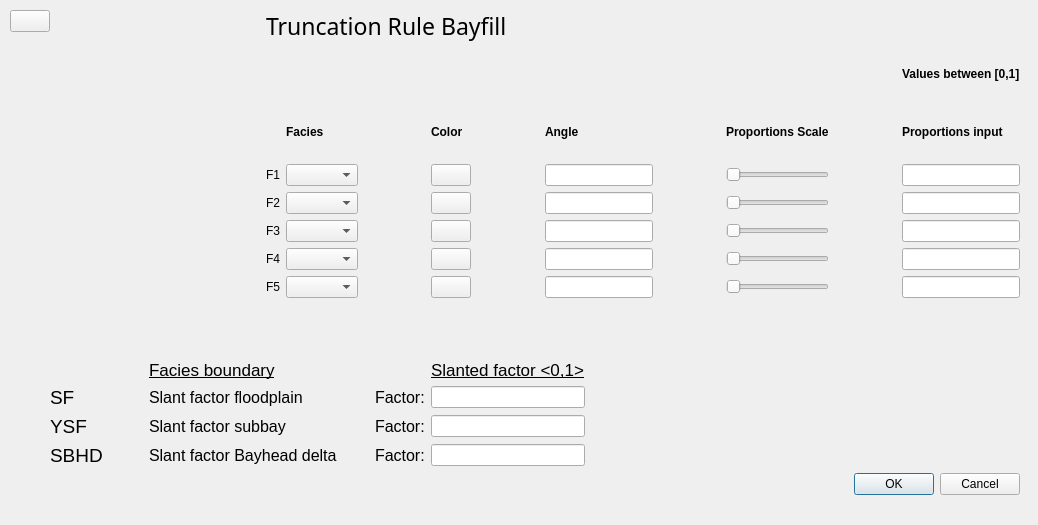
The window that ui/TruncRuleTypeBayfill.ui (equinor/APS-Facies) describes before a commit, drawn with Qt 5.
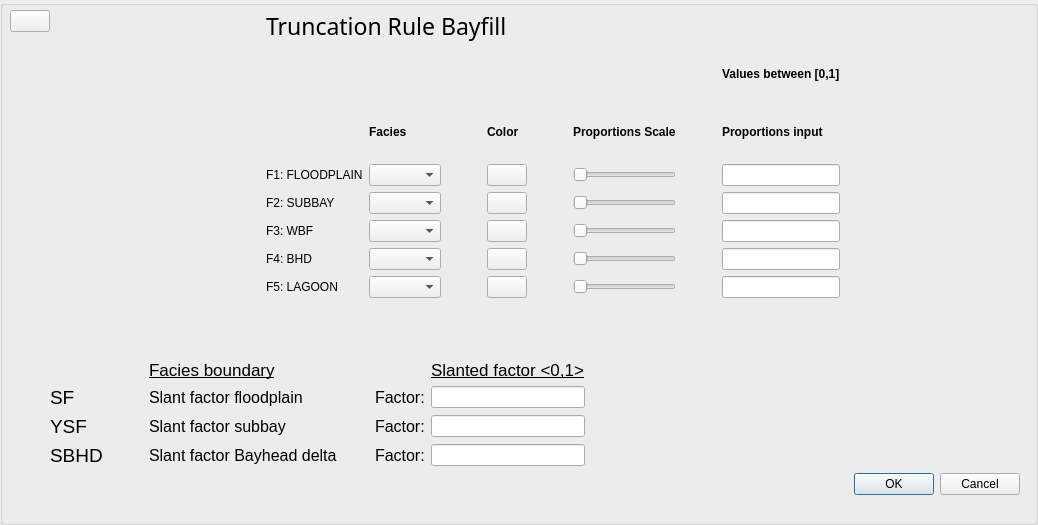
The same window after the commit. Custom widgets are drawn as their Qt base class.

Commit message: Oppdatert widgets med ny layout og små fix

```diff
--- a/ui/TruncRuleTypeBayfill.ui
+++ b/ui/TruncRuleTypeBayfill.ui
@@ -1,7 +1,7 @@
 <?xml version="1.0" encoding="UTF-8"?>
 <ui version="4.0">
  <class>Form</class>
- <widget class="QForm" name="Form">
+ <widget class="KButtonGroup" name="Form">
   <property name="geometry">
    <rect>
     <x>0</x>
@@ -26,6 +26,492 @@
     <property name="fieldGrowthPolicy">
      <enum>QFormLayout::AllNonFixedFieldsGrow</enum>
     </property>
+    <item row="0" column="0">
+     <layout class="QFormLayout" name="formLayout">
+      <item row="0" column="0">
+       <widget class="KIconButton" name="Bayfill_TruncIcon_kiconbutton"/>
+      </item>
+      <item row="0" column="1">
+       <widget class="QLabel" name="TruncationRuleBayfill_label">
+        <property name="font">
+         <font>
+          <family>Abyssinica SIL</family>
+          <pointsize>17</pointsize>
+          <weight>50</weight>
+          <bold>false</bold>
+         </font>
+        </property>
+        <property name="text">
+         <string>Truncation Rule Bayfill</string>
+        </property>
+       </widget>
+      </item>
+      <item row="1" column="0">
+       <widget class="KPlotWidget" name="BayfillTuncRule_kplotwidget">
+        <property name="minimumSize">
+         <size>
+          <width>250</width>
+          <height>250</height>
+         </size>
+        </property>
+        <property name="backgroundColor" stdset="0">
+         <color>
+          <red>255</red>
+          <green>255</green>
+          <blue>255</blue>
+         </color>
+        </property>
+        <property name="foregroundColor" stdset="0">
+         <color>
+          <red>0</red>
+          <green>0</green>
+          <blue>0</blue>
+         </color>
+        </property>
+       </widget>
+      </item>
+      <item row="2" column="0">
+       <spacer name="verticalSpacer_2">
+        <property name="orientation">
+         <enum>Qt::Vertical</enum>
+        </property>
+        <property name="sizeHint" stdset="0">
+         <size>
+          <width>20</width>
+          <height>40</height>
+         </size>
+        </property>
+       </spacer>
+      </item>
+      <item row="1" column="1">
+       <layout class="QGridLayout" name="gridLayout">
+        <item row="3" column="0">
+         <widget class="QLabel" name="F1_label">
+          <property name="text">
+           <string>F1: FLOODPLAIN</string>
+          </property>
+         </widget>
+        </item>
+        <item row="4" column="1">
+         <widget class="KComboBox" name="F2_kcombobox"/>
+        </item>
+        <item row="5" column="1">
+         <widget class="KComboBox" name="F3_kcombobox"/>
+        </item>
+        <item row="4" column="2">
+         <spacer name="horizontalSpacer_9">
+          <property name="orientation">
+           <enum>Qt::Horizontal</enum>
+          </property>
+          <property name="sizeHint" stdset="0">
+           <size>
+            <width>40</width>
+            <height>20</height>
+           </size>
+          </property>
+         </spacer>
+        </item>
+        <item row="3" column="6">
+         <spacer name="horizontalSpacer_8">
+          <property name="orientation">
+           <enum>Qt::Horizontal</enum>
+          </property>
+          <property name="sizeHint" stdset="0">
+           <size>
+            <width>40</width>
+            <height>20</height>
+           </size>
+          </property>
+         </spacer>
+        </item>
+        <item row="4" column="6">
+         <spacer name="horizontalSpacer_12">
+          <property name="orientation">
+           <enum>Qt::Horizontal</enum>
+          </property>
+          <property name="sizeHint" stdset="0">
+           <size>
+            <width>40</width>
+            <height>20</height>
+           </size>
+          </property>
+         </spacer>
+        </item>
+        <item row="4" column="0">
+         <widget class="QLabel" name="F2_label">
+          <property name="text">
+           <string>F2: SUBBAY</string>
+          </property>
+         </widget>
+        </item>
+        <item row="4" column="7">
+         <widget class="QLineEdit" name="F2_Prop_lineEdit_2"/>
+        </item>
+        <item row="7" column="4">
+         <spacer name="horizontalSpacer_23">
+          <property name="orientation">
+           <enum>Qt::Horizontal</enum>
+          </property>
+          <property name="sizeHint" stdset="0">
+           <size>
+            <width>40</width>
+            <height>20</height>
+           </size>
+          </property>
+         </spacer>
+        </item>
+        <item row="2" column="4">
+         <spacer name="horizontalSpacer_3">
+          <property name="orientation">
+           <enum>Qt::Horizontal</enum>
+          </property>
+          <property name="sizeType">
+           <enum>QSizePolicy::Preferred</enum>
+          </property>
+          <property name="sizeHint" stdset="0">
+           <size>
+            <width>30</width>
+            <height>20</height>
+           </size>
+          </property>
+         </spacer>
+        </item>
+        <item row="6" column="2">
+         <spacer name="horizontalSpacer_17">
+          <property name="orientation">
+           <enum>Qt::Horizontal</enum>
+          </property>
+          <property name="sizeHint" stdset="0">
+           <size>
+            <width>40</width>
+            <height>20</height>
+           </size>
+          </property>
+         </spacer>
+        </item>
+        <item row="2" column="3">
+         <widget class="QLabel" name="label_3">
+          <property name="font">
+           <font>
+            <weight>75</weight>
+            <bold>true</bold>
+           </font>
+          </property>
+          <property name="text">
+           <string>Color</string>
+          </property>
+         </widget>
+        </item>
+        <item row="5" column="4">
+         <spacer name="horizontalSpacer_15">
+          <property name="orientation">
+           <enum>Qt::Horizontal</enum>
+          </property>
+          <property name="sizeHint" stdset="0">
+           <size>
+            <width>40</width>
+            <height>20</height>
+           </size>
+          </property>
+         </spacer>
+        </item>
+        <item row="5" column="5">
+         <widget class="QSlider" name="F3_horizontalSlider">
+          <property name="orientation">
+           <enum>Qt::Horizontal</enum>
+          </property>
+         </widget>
+        </item>
+        <item row="3" column="1">
+         <widget class="KComboBox" name="F1_kcombobox"/>
+        </item>
+        <item row="4" column="5">
+         <widget class="QSlider" name="F2_horizontalSlider">
+          <property name="orientation">
+           <enum>Qt::Horizontal</enum>
+          </property>
+         </widget>
+        </item>
+        <item row="5" column="0">
+         <widget class="QLabel" name="F3_label">
+          <property name="text">
+           <string>F3: WBF</string>
+          </property>
+         </widget>
+        </item>
+        <item row="5" column="6">
+         <spacer name="horizontalSpacer_16">
+          <property name="orientation">
+           <enum>Qt::Horizontal</enum>
+          </property>
+          <property name="sizeHint" stdset="0">
+           <size>
+            <width>40</width>
+            <height>20</height>
+           </size>
+          </property>
+         </spacer>
+        </item>
+        <item row="6" column="5">
+         <widget class="QSlider" name="F4_horizontalSlider">
+          <property name="orientation">
+           <enum>Qt::Horizontal</enum>
+          </property>
+         </widget>
+        </item>
+        <item row="3" column="7">
+         <widget class="QLineEdit" name="F1_Prop_lineEdit"/>
+        </item>
+        <item row="5" column="7">
+         <widget class="QLineEdit" name="F3_Prop_lineEdit"/>
+        </item>
+        <item row="3" column="4">
+         <spacer name="horizontalSpacer_7">
+          <property name="orientation">
+           <enum>Qt::Horizontal</enum>
+          </property>
+          <property name="sizeHint" stdset="0">
+           <size>
+            <width>40</width>
+            <height>20</height>
+           </size>
+          </property>
+         </spacer>
+        </item>
+        <item row="6" column="4">
+         <spacer name="horizontalSpacer_19">
+          <property name="orientation">
+           <enum>Qt::Horizontal</enum>
+          </property>
+          <property name="sizeHint" stdset="0">
+           <size>
+            <width>40</width>
+            <height>20</height>
+           </size>
+          </property>
+         </spacer>
+        </item>
+        <item row="7" column="1">
+         <widget class="KComboBox" name="F5_kcombobox"/>
+        </item>
+        <item row="3" column="2">
+         <spacer name="horizontalSpacer_5">
+          <property name="orientation">
+           <enum>Qt::Horizontal</enum>
+          </property>
+          <property name="sizeHint" stdset="0">
+           <size>
+            <width>40</width>
+            <height>20</height>
+           </size>
+          </property>
+         </spacer>
+        </item>
+        <item row="3" column="3">
+         <widget class="KColorButton" name="F1_kcolorbutton"/>
+        </item>
+        <item row="7" column="7">
+         <widget class="QLineEdit" name="F5_Prop_lineEdit"/>
+        </item>
+        <item row="7" column="5">
+         <widget class="QSlider" name="F5_horizontalSlider">
+          <property name="orientation">
+           <enum>Qt::Horizontal</enum>
+          </property>
+         </widget>
+        </item>
+        <item row="7" column="6">
+         <spacer name="horizontalSpacer_24">
+          <property name="orientation">
+           <enum>Qt::Horizontal</enum>
+          </property>
+          <property name="sizeHint" stdset="0">
+           <size>
+            <width>40</width>
+            <height>20</height>
+           </size>
+          </property>
+         </spacer>
+        </item>
+        <item row="1" column="7">
+         <widget class="QLabel" name="Valuesbetween_label">
+          <property name="font">
+           <font>
+            <weight>75</weight>
+            <bold>true</bold>
+           </font>
+          </property>
+          <property name="text">
+           <string>Values between [0,1]</string>
+          </property>
+         </widget>
+        </item>
+        <item row="2" column="1">
+         <widget class="QLabel" name="Facies_label_2">
+          <property name="font">
+           <font>
+            <weight>75</weight>
+            <bold>true</bold>
+           </font>
+          </property>
+          <property name="text">
+           <string>Facies</string>
+          </property>
+         </widget>
+        </item>
+        <item row="6" column="6">
+         <spacer name="horizontalSpacer_20">
+          <property name="orientation">
+           <enum>Qt::Horizontal</enum>
+          </property>
+          <property name="sizeHint" stdset="0">
+           <size>
+            <width>40</width>
+            <height>20</height>
+           </size>
+          </property>
+         </spacer>
+        </item>
+        <item row="7" column="2">
+         <spacer name="horizontalSpacer_21">
+          <property name="orientation">
+           <enum>Qt::Horizontal</enum>
+          </property>
+          <property name="sizeHint" stdset="0">
+           <size>
+            <width>40</width>
+            <height>20</height>
+           </size>
+          </property>
+         </spacer>
+        </item>
+        <item row="6" column="1">
+         <widget class="KComboBox" name="F4_kcombobox"/>
+        </item>
+        <item row="2" column="5">
+         <widget class="QLabel" name="Proportions_scale_label">
+          <property name="font">
+           <font>
+            <weight>75</weight>
+            <bold>true</bold>
+           </font>
+          </property>
+          <property name="text">
+           <string>Proportions Scale</string>
+          </property>
+         </widget>
+        </item>
+        <item row="5" column="2">
+         <spacer name="horizontalSpacer_13">
+          <property name="orientation">
+           <enum>Qt::Horizontal</enum>
+          </property>
+          <property name="sizeHint" stdset="0">
+           <size>
+            <width>40</width>
+            <height>20</height>
+           </size>
+          </property>
+         </spacer>
+        </item>
+        <item row="6" column="7">
+         <widget class="QLineEdit" name="F4_Prop_lineEdit"/>
+        </item>
+        <item row="7" column="3">
+         <widget class="KColorButton" name="F5_kcolorbutton"/>
+        </item>
+        <item row="7" column="0">
+         <widget class="QLabel" name="F5_label">
+          <property name="text">
+           <string>F5: LAGOON</string>
+          </property>
+         </widget>
+        </item>
+        <item row="4" column="3">
+         <widget class="KColorButton" name="F2_kcolorbutton"/>
+        </item>
+        <item row="2" column="2">
+         <spacer name="horizontalSpacer_1">
+          <property name="orientation">
+           <enum>Qt::Horizontal</enum>
+          </property>
+          <property name="sizeType">
+           <enum>QSizePolicy::Preferred</enum>
+          </property>
+          <property name="sizeHint" stdset="0">
+           <size>
+            <width>40</width>
+            <height>20</height>
+           </size>
+          </property>
+         </spacer>
+        </item>
+        <item row="2" column="6">
+         <spacer name="horizontalSpacer_4">
+          <property name="orientation">
+           <enum>Qt::Horizontal</enum>
+          </property>
+          <property name="sizeType">
+           <enum>QSizePolicy::Preferred</enum>
+          </property>
+          <property name="sizeHint" stdset="0">
+           <size>
+            <width>30</width>
+            <height>20</height>
+           </size>
+          </property>
+         </spacer>
+        </item>
+        <item row="5" column="3">
+         <widget class="KColorButton" name="F3_kcolorbutton"/>
+        </item>
+        <item row="3" column="5">
+         <widget class="QSlider" name="F1_horizontalSlider">
+          <property name="orientation">
+           <enum>Qt::Horizontal</enum>
+          </property>
+         </widget>
+        </item>
+        <item row="4" column="4">
+         <spacer name="horizontalSpacer_11">
+          <property name="orientation">
+           <enum>Qt::Horizontal</enum>
+          </property>
+          <property name="sizeHint" stdset="0">
+           <size>
+            <width>40</width>
+            <height>20</height>
+           </size>
+          </property>
+         </spacer>
+        </item>
+        <item row="2" column="7">
+         <widget class="QLabel" name="Proportions_input_label">
+          <property name="font">
+           <font>
+            <weight>75</weight>
+            <bold>true</bold>
+           </font>
+          </property>
+          <property name="text">
+           <string>Proportions input</string>
+          </property>
+         </widget>
+        </item>
+        <item row="6" column="3">
+         <widget class="KColorButton" name="F4_kcolorbutton"/>
+        </item>
+        <item row="6" column="0">
+         <widget class="QLabel" name="F4_label">
+          <property name="text">
+           <string>F4: BHD</string>
+          </property>
+         </widget>
+        </item>
+       </layout>
+      </item>
+     </layout>
+    </item>
     <item row="1" column="0">
      <spacer name="verticalSpacer_5">
       <property name="orientation">
@@ -284,601 +770,6 @@
       </property>
      </widget>
     </item>
-    <item row="0" column="0" colspan="2">
-     <layout class="QFormLayout" name="formLayout_4">
-      <item row="0" column="0">
-       <widget class="QPushButton" name="Bayfill_TruncIcon_kiconbutton_2"/>
-      </item>
-      <item row="0" column="1">
-       <widget class="QLabel" name="TruncationRuleBayfill_label_2">
-        <property name="font">
-         <font>
-          <family>Abyssinica SIL</family>
-          <pointsize>17</pointsize>
-          <weight>50</weight>
-          <bold>false</bold>
-         </font>
-        </property>
-        <property name="text">
-         <string>Truncation Rule Bayfill</string>
-        </property>
-       </widget>
-      </item>
-      <item row="1" column="0">
-       <widget class="KPlotWidget" name="BayfillTuncRule_kplotwidget_2">
-        <property name="minimumSize">
-         <size>
-          <width>250</width>
-          <height>250</height>
-         </size>
-        </property>
-        <property name="backgroundColor" stdset="0">
-         <color>
-          <red>255</red>
-          <green>255</green>
-          <blue>255</blue>
-         </color>
-        </property>
-        <property name="foregroundColor" stdset="0">
-         <color>
-          <red>0</red>
-          <green>0</green>
-          <blue>0</blue>
-         </color>
-        </property>
-       </widget>
-      </item>
-      <item row="1" column="1">
-       <layout class="QGridLayout" name="gridLayout_3">
-        <item row="3" column="0">
-         <widget class="QLabel" name="F1_label_2">
-          <property name="text">
-           <string>F1</string>
-          </property>
-         </widget>
-        </item>
-        <item row="3" column="1">
-         <widget class="QComboBox" name="F1_kcombobox_2"/>
-        </item>
-        <item row="3" column="2">
-         <spacer name="horizontalSpacer_28">
-          <property name="orientation">
-           <enum>Qt::Horizontal</enum>
-          </property>
-          <property name="sizeHint" stdset="0">
-           <size>
-            <width>40</width>
-            <height>20</height>
-           </size>
-          </property>
-         </spacer>
-        </item>
-        <item row="3" column="3">
-         <widget class="QPushButton" name="F1_kcolorbutton_2"/>
-        </item>
-        <item row="3" column="4">
-         <spacer name="horizontalSpacer_29">
-          <property name="orientation">
-           <enum>Qt::Horizontal</enum>
-          </property>
-          <property name="sizeHint" stdset="0">
-           <size>
-            <width>40</width>
-            <height>20</height>
-           </size>
-          </property>
-         </spacer>
-        </item>
-        <item row="3" column="5">
-         <widget class="QLineEdit" name="F1_Angle_lineEdit_2"/>
-        </item>
-        <item row="3" column="6">
-         <spacer name="horizontalSpacer_30">
-          <property name="orientation">
-           <enum>Qt::Horizontal</enum>
-          </property>
-          <property name="sizeHint" stdset="0">
-           <size>
-            <width>40</width>
-            <height>20</height>
-           </size>
-          </property>
-         </spacer>
-        </item>
-        <item row="3" column="7">
-         <widget class="QSlider" name="F1_horizontalSlider_2">
-          <property name="orientation">
-           <enum>Qt::Horizontal</enum>
-          </property>
-         </widget>
-        </item>
-        <item row="3" column="8">
-         <spacer name="horizontalSpacer_31">
-          <property name="orientation">
-           <enum>Qt::Horizontal</enum>
-          </property>
-          <property name="sizeHint" stdset="0">
-           <size>
-            <width>40</width>
-            <height>20</height>
-           </size>
-          </property>
-         </spacer>
-        </item>
-        <item row="3" column="9">
-         <widget class="QLineEdit" name="F1_Prop_lineEdit_2"/>
-        </item>
-        <item row="4" column="0">
-         <widget class="QLabel" name="F2_label_2">
-          <property name="text">
-           <string>F2</string>
-          </property>
-         </widget>
-        </item>
-        <item row="4" column="1">
-         <widget class="QComboBox" name="F2_kcombobox_2"/>
-        </item>
-        <item row="4" column="2">
-         <spacer name="horizontalSpacer_32">
-          <property name="orientation">
-           <enum>Qt::Horizontal</enum>
-          </property>
-          <property name="sizeHint" stdset="0">
-           <size>
-            <width>40</width>
-            <height>20</height>
-           </size>
-          </property>
-         </spacer>
-        </item>
-        <item row="4" column="3">
-         <widget class="QPushButton" name="F2_kcolorbutton_2"/>
-        </item>
-        <item row="4" column="4">
-         <spacer name="horizontalSpacer_33">
-          <property name="orientation">
-           <enum>Qt::Horizontal</enum>
-          </property>
-          <property name="sizeHint" stdset="0">
-           <size>
-            <width>40</width>
-            <height>20</height>
-           </size>
-          </property>
-         </spacer>
-        </item>
-        <item row="4" column="5">
-         <widget class="QLineEdit" name="F2_Angle_lineEdit_2"/>
-        </item>
-        <item row="4" column="6">
-         <spacer name="horizontalSpacer_34">
-          <property name="orientation">
-           <enum>Qt::Horizontal</enum>
-          </property>
-          <property name="sizeHint" stdset="0">
-           <size>
-            <width>40</width>
-            <height>20</height>
-           </size>
-          </property>
-         </spacer>
-        </item>
-        <item row="4" column="7">
-         <widget class="QSlider" name="F2_horizontalSlider_2">
-          <property name="orientation">
-           <enum>Qt::Horizontal</enum>
-          </property>
-         </widget>
-        </item>
-        <item row="4" column="8">
-         <spacer name="horizontalSpacer_35">
-          <property name="orientation">
-           <enum>Qt::Horizontal</enum>
-          </property>
-          <property name="sizeHint" stdset="0">
-           <size>
-            <width>40</width>
-            <height>20</height>
-           </size>
-          </property>
-         </spacer>
-        </item>
-        <item row="4" column="9">
-         <widget class="QLineEdit" name="F2_Prop_lineEdit_3"/>
-        </item>
-        <item row="5" column="0">
-         <widget class="QLabel" name="F3_label_2">
-          <property name="text">
-           <string>F3</string>
-          </property>
-         </widget>
-        </item>
-        <item row="5" column="1">
-         <widget class="QComboBox" name="F3_kcombobox_2"/>
-        </item>
-        <item row="5" column="2">
-         <spacer name="horizontalSpacer_36">
-          <property name="orientation">
-           <enum>Qt::Horizontal</enum>
-          </property>
-          <property name="sizeHint" stdset="0">
-           <size>
-            <width>40</width>
-            <height>20</height>
-           </size>
-          </property>
-         </spacer>
-        </item>
-        <item row="5" column="3">
-         <widget class="QPushButton" name="F3_kcolorbutton_2"/>
-        </item>
-        <item row="5" column="4">
-         <spacer name="horizontalSpacer_37">
-          <property name="orientation">
-           <enum>Qt::Horizontal</enum>
-          </property>
-          <property name="sizeHint" stdset="0">
-           <size>
-            <width>40</width>
-            <height>20</height>
-           </size>
-          </property>
-         </spacer>
-        </item>
-        <item row="5" column="5">
-         <widget class="QLineEdit" name="F3_Angle_lineEdit_2"/>
-        </item>
-        <item row="5" column="6">
-         <spacer name="horizontalSpacer_38">
-          <property name="orientation">
-           <enum>Qt::Horizontal</enum>
-          </property>
-          <property name="sizeHint" stdset="0">
-           <size>
-            <width>40</width>
-            <height>20</height>
-           </size>
-          </property>
-         </spacer>
-        </item>
-        <item row="5" column="7">
-         <widget class="QSlider" name="F3_horizontalSlider_2">
-          <property name="orientation">
-           <enum>Qt::Horizontal</enum>
-          </property>
-         </widget>
-        </item>
-        <item row="5" column="8">
-         <spacer name="horizontalSpacer_39">
-          <property name="orientation">
-           <enum>Qt::Horizontal</enum>
-          </property>
-          <property name="sizeHint" stdset="0">
-           <size>
-            <width>40</width>
-            <height>20</height>
-           </size>
-          </property>
-         </spacer>
-        </item>
-        <item row="5" column="9">
-         <widget class="QLineEdit" name="F3_Prop_lineEdit_2"/>
-        </item>
-        <item row="6" column="0">
-         <widget class="QLabel" name="F4_label_2">
-          <property name="text">
-           <string>F4</string>
-          </property>
-         </widget>
-        </item>
-        <item row="6" column="1">
-         <widget class="QComboBox" name="F4_kcombobox_2"/>
-        </item>
-        <item row="6" column="2">
-         <spacer name="horizontalSpacer_40">
-          <property name="orientation">
-           <enum>Qt::Horizontal</enum>
-          </property>
-          <property name="sizeHint" stdset="0">
-           <size>
-            <width>40</width>
-            <height>20</height>
-           </size>
-          </property>
-         </spacer>
-        </item>
-        <item row="6" column="3">
-         <widget class="QPushButton" name="F4_kcolorbutton_2"/>
-        </item>
-        <item row="6" column="4">
-         <spacer name="horizontalSpacer_41">
-          <property name="orientation">
-           <enum>Qt::Horizontal</enum>
-          </property>
-          <property name="sizeHint" stdset="0">
-           <size>
-            <width>40</width>
-            <height>20</height>
-           </size>
-          </property>
-         </spacer>
-        </item>
-        <item row="6" column="5">
-         <widget class="QLineEdit" name="F4_Angle_lineEdit_2"/>
-        </item>
-        <item row="6" column="6">
-         <spacer name="horizontalSpacer_42">
-          <property name="orientation">
-           <enum>Qt::Horizontal</enum>
-          </property>
-          <property name="sizeHint" stdset="0">
-           <size>
-            <width>40</width>
-            <height>20</height>
-           </size>
-          </property>
-         </spacer>
-        </item>
-        <item row="6" column="7">
-         <widget class="QSlider" name="F4_horizontalSlider_2">
-          <property name="orientation">
-           <enum>Qt::Horizontal</enum>
-          </property>
-         </widget>
-        </item>
-        <item row="6" column="8">
-         <spacer name="horizontalSpacer_43">
-          <property name="orientation">
-           <enum>Qt::Horizontal</enum>
-          </property>
-          <property name="sizeHint" stdset="0">
-           <size>
-            <width>40</width>
-            <height>20</height>
-           </size>
-          </property>
-         </spacer>
-        </item>
-        <item row="6" column="9">
-         <widget class="QLineEdit" name="F4_Prop_lineEdit_2"/>
-        </item>
-        <item row="7" column="0">
-         <widget class="QLabel" name="F5_label_2">
-          <property name="text">
-           <string>F5</string>
-          </property>
-         </widget>
-        </item>
-        <item row="7" column="1">
-         <widget class="QComboBox" name="F5_kcombobox_2"/>
-        </item>
-        <item row="7" column="2">
-         <spacer name="horizontalSpacer_44">
-          <property name="orientation">
-           <enum>Qt::Horizontal</enum>
-          </property>
-          <property name="sizeHint" stdset="0">
-           <size>
-            <width>40</width>
-            <height>20</height>
-           </size>
-          </property>
-         </spacer>
-        </item>
-        <item row="7" column="3">
-         <widget class="QPushButton" name="F5_kcolorbutton_2"/>
-        </item>
-        <item row="7" column="4">
-         <spacer name="horizontalSpacer_45">
-          <property name="orientation">
-           <enum>Qt::Horizontal</enum>
-          </property>
-          <property name="sizeHint" stdset="0">
-           <size>
-            <width>40</width>
-            <height>20</height>
-           </size>
-          </property>
-         </spacer>
-        </item>
-        <item row="7" column="5">
-         <widget class="QLineEdit" name="F5_Angle_lineEdit_2"/>
-        </item>
-        <item row="7" column="6">
-         <spacer name="horizontalSpacer_46">
-          <property name="orientation">
-           <enum>Qt::Horizontal</enum>
-          </property>
-          <property name="sizeHint" stdset="0">
-           <size>
-            <width>40</width>
-            <height>20</height>
-           </size>
-          </property>
-         </spacer>
-        </item>
-        <item row="7" column="7">
-         <widget class="QSlider" name="F5_horizontalSlider_2">
-          <property name="orientation">
-           <enum>Qt::Horizontal</enum>
-          </property>
-         </widget>
-        </item>
-        <item row="7" column="8">
-         <spacer name="horizontalSpacer_47">
-          <property name="orientation">
-           <enum>Qt::Horizontal</enum>
-          </property>
-          <property name="sizeHint" stdset="0">
-           <size>
-            <width>40</width>
-            <height>20</height>
-           </size>
-          </property>
-         </spacer>
-        </item>
-        <item row="7" column="9">
-         <widget class="QLineEdit" name="F5_Prop_lineEdit_2"/>
-        </item>
-        <item row="2" column="1">
-         <widget class="QLabel" name="Facies_label_3">
-          <property name="font">
-           <font>
-            <weight>75</weight>
-            <bold>true</bold>
-           </font>
-          </property>
-          <property name="text">
-           <string>Facies</string>
-          </property>
-         </widget>
-        </item>
-        <item row="2" column="3">
-         <widget class="QLabel" name="label_6">
-          <property name="font">
-           <font>
-            <weight>75</weight>
-            <bold>true</bold>
-           </font>
-          </property>
-          <property name="text">
-           <string>Color</string>
-          </property>
-         </widget>
-        </item>
-        <item row="2" column="5">
-         <widget class="QLabel" name="label_7">
-          <property name="font">
-           <font>
-            <weight>75</weight>
-            <bold>true</bold>
-           </font>
-          </property>
-          <property name="text">
-           <string>Angle</string>
-          </property>
-         </widget>
-        </item>
-        <item row="2" column="9">
-         <widget class="QLabel" name="Proportions_input_label_2">
-          <property name="font">
-           <font>
-            <weight>75</weight>
-            <bold>true</bold>
-           </font>
-          </property>
-          <property name="text">
-           <string>Proportions input</string>
-          </property>
-         </widget>
-        </item>
-        <item row="2" column="7">
-         <widget class="QLabel" name="Proportions_scale_label_2">
-          <property name="font">
-           <font>
-            <weight>75</weight>
-            <bold>true</bold>
-           </font>
-          </property>
-          <property name="text">
-           <string>Proportions Scale</string>
-          </property>
-         </widget>
-        </item>
-        <item row="2" column="2">
-         <spacer name="horizontalSpacer_48">
-          <property name="orientation">
-           <enum>Qt::Horizontal</enum>
-          </property>
-          <property name="sizeType">
-           <enum>QSizePolicy::Preferred</enum>
-          </property>
-          <property name="sizeHint" stdset="0">
-           <size>
-            <width>40</width>
-            <height>20</height>
-           </size>
-          </property>
-         </spacer>
-        </item>
-        <item row="2" column="4">
-         <spacer name="horizontalSpacer_49">
-          <property name="orientation">
-           <enum>Qt::Horizontal</enum>
-          </property>
-          <property name="sizeType">
-           <enum>QSizePolicy::Preferred</enum>
-          </property>
-          <property name="sizeHint" stdset="0">
-           <size>
-            <width>40</width>
-            <height>20</height>
-           </size>
-          </property>
-         </spacer>
-        </item>
-        <item row="2" column="6">
-         <spacer name="horizontalSpacer_50">
-          <property name="orientation">
-           <enum>Qt::Horizontal</enum>
-          </property>
-          <property name="sizeType">
-           <enum>QSizePolicy::Preferred</enum>
-          </property>
-          <property name="sizeHint" stdset="0">
-           <size>
-            <width>30</width>
-            <height>20</height>
-           </size>
-          </property>
-         </spacer>
-        </item>
-        <item row="1" column="9">
-         <widget class="QLabel" name="Valuesbetween_label_2">
-          <property name="font">
-           <font>
-            <weight>75</weight>
-            <bold>true</bold>
-           </font>
-          </property>
-          <property name="text">
-           <string>Values between [0,1]</string>
-          </property>
-         </widget>
-        </item>
-        <item row="2" column="8">
-         <spacer name="horizontalSpacer_51">
-          <property name="orientation">
-           <enum>Qt::Horizontal</enum>
-          </property>
-          <property name="sizeType">
-           <enum>QSizePolicy::Preferred</enum>
-          </property>
-          <property name="sizeHint" stdset="0">
-           <size>
-            <width>30</width>
-            <height>20</height>
-           </size>
-          </property>
-         </spacer>
-        </item>
-       </layout>
-      </item>
-      <item row="2" column="0">
-       <spacer name="verticalSpacer_4">
-        <property name="orientation">
-         <enum>Qt::Vertical</enum>
-        </property>
-        <property name="sizeHint" stdset="0">
-         <size>
-          <width>20</width>
-          <height>40</height>
-         </size>
-        </property>
-       </spacer>
-      </item>
-     </layout>
-    </item>
    </layout>
   </widget>
  </widget>
@@ -890,11 +781,26 @@
    <container>1</container>
   </customwidget>
   <customwidget>
-   <class>QForm</class>
-   <extends>QWidget</extends>
-   <header>qform.h</header>
+   <class>KComboBox</class>
+   <extends>QComboBox</extends>
+   <header>kcombobox.h</header>
+  </customwidget>
+  <customwidget>
+   <class>KIconButton</class>
+   <extends>QPushButton</extends>
+   <header>kicondialog.h</header>
+  </customwidget>
+  <customwidget>
+   <class>KButtonGroup</class>
+   <extends>QGroupBox</extends>
+   <header>kbuttongroup.h</header>
    <container>1</container>
   </customwidget>
+  <customwidget>
+   <class>KColorButton</class>
+   <extends>QPushButton</extends>
+   <header>kcolorbutton.h</header>
+  </customwidget>
  </customwidgets>
  <resources/>
  <connections/>
```
Left out of the diff: 74 changed lines with no effect on the pictures. The commit also changes 3 other files.
